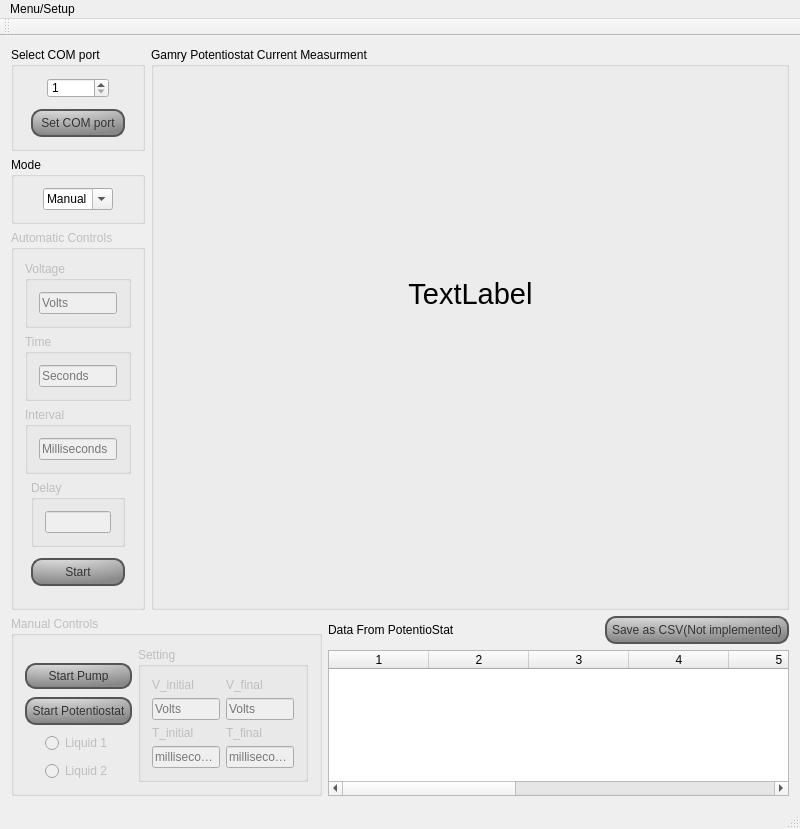
Qt form user-interface/ExperimentControl/mainwindow.ui (atraastrum/project-a-elec-e8002) before a commit.
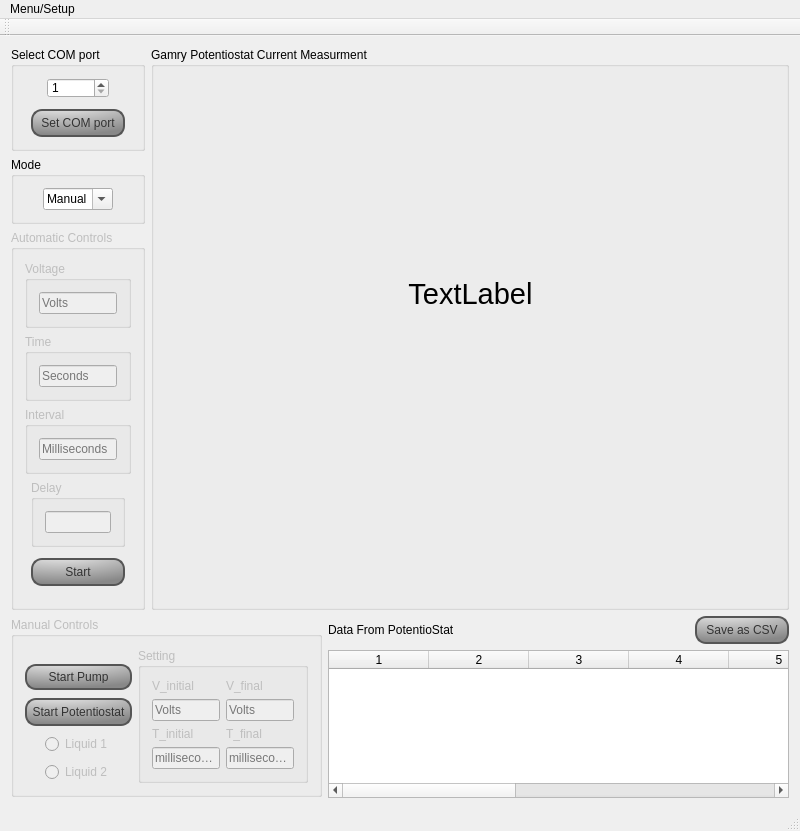
The same form after that commit. Custom widgets are drawn as their Qt base class.

Commit message: Fix save data to csv functionality

Diff of the .ui file:
```diff
--- a/user-interface/ExperimentControl/mainwindow.ui
+++ b/user-interface/ExperimentControl/mainwindow.ui
@@ -7,7 +7,7 @@
     <x>0</x>
     <y>0</y>
     <width>800</width>
-    <height>704</height>
+    <height>831</height>
    </rect>
   </property>
   <property name="windowTitle">
@@ -406,7 +406,7 @@
          </sizepolicy>
         </property>
         <property name="text">
-         <string>Save as CSV(Not implemented)</string>
+         <string>Save as CSV</string>
         </property>
        </widget>
       </item>
```
Left out of the diff: 2 changed lines with no effect on the pictures. The commit also changes 1 other file.
